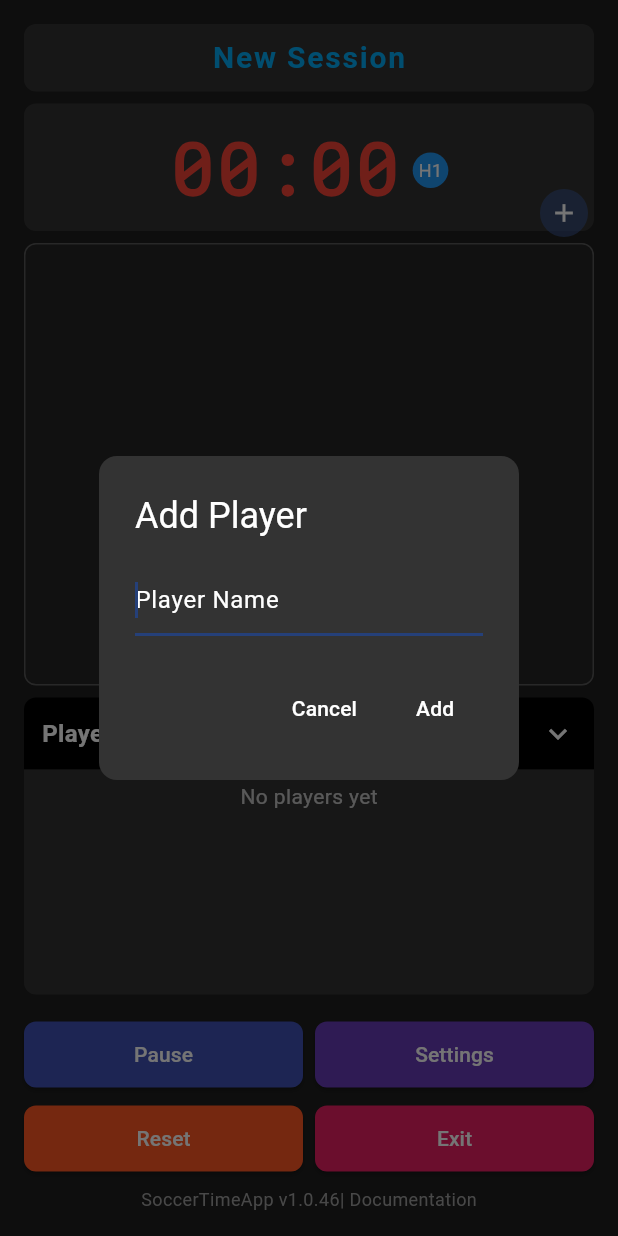
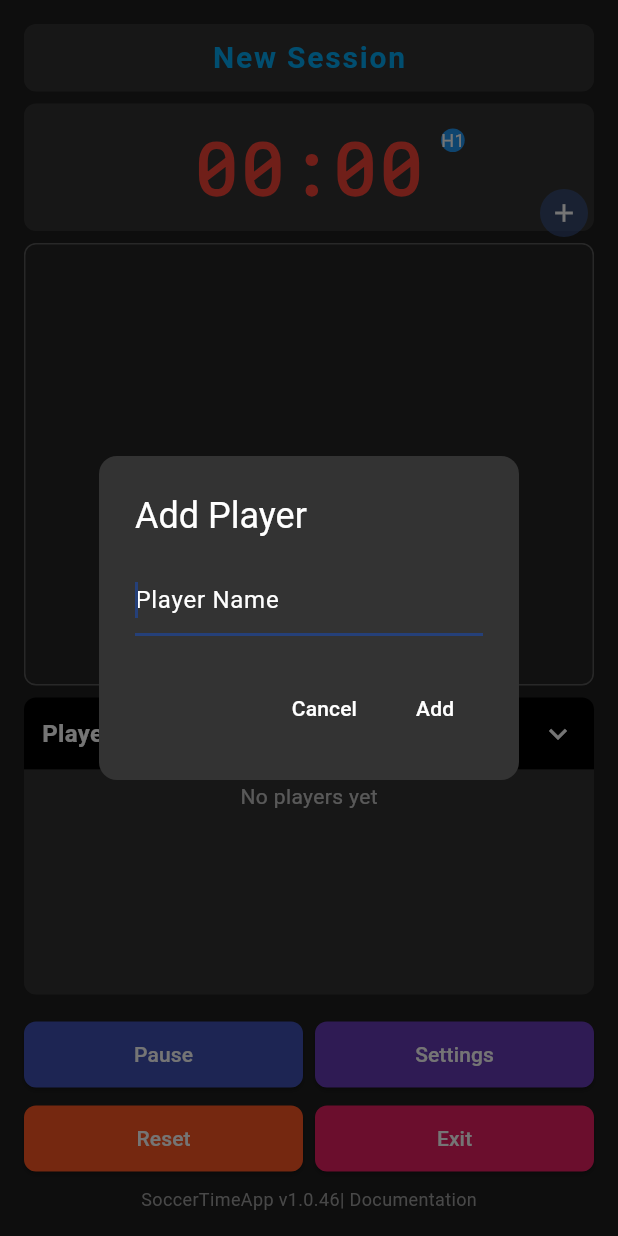
Before and after one commit to troubleshootme/SoccerTimeApp, a Flutter app: the MainScreen screen opened directly, after a tap on the "add" icon, on a phone screen of 412 x 824 dp. Run offline on Flutter 3.47's test engine with Material 3 defaults, Android fonts, the phone set to English and light mode, and no system bars; our stand-ins replace audioplayers, csv, shared_preferences, sqflite, sqflite_common_ffi; accounts and stored records are empty.

Commit message:
timer bug

```diff
--- a/soccertimeapp/lib/screens/main_screen.dart
+++ b/soccertimeapp/lib/screens/main_screen.dart
@@ -126,7 +126,7 @@ class _MainScreenState extends State<MainScreen> with WidgetsBindingObserver {
 
       if (!_isPaused && hasActivePlayer && mounted) {
         setState(() {
-          _matchTime++;
+          if (mounted) _matchTime++;
           // Only update the session match time every second (every other timer tick)
           if (_matchTime % 2 == 0) {
             final seconds = _matchTime ~/ 2;
@@ -243,6 +243,7 @@ class _MainScreenState extends State<MainScreen> with WidgetsBindingObserver {
     showDialog(
       context: context,
       builder: (context) => AlertDialog(
+        key: UniqueKey(),
         title: Text('Add Player'),
         content: TextField(
           controller: textController,
@@ -258,8 +259,9 @@ class _MainScreenState extends State<MainScreen> with WidgetsBindingObserver {
                 // Close dialog and update state
                 if (context.mounted) {
                   Navigator.pop(context);
-                  // Force rebuild to ensure UI is updated with new player
-                  setState(() {});
+                  WidgetsBinding.instance.addPostFrameCallback((_) {
+                    if (mounted) _safeSetState(() {});
+                  });
 
                   // Reopen dialog for quick adding of multiple players
                   Future.delayed(Duration(milliseconds: 100), () {
@@ -268,10 +270,11 @@ class _MainScreenState extends State<MainScreen> with WidgetsBindingObserver {
                 }
               } catch (e) {
                 print('Error adding player: $e');
-                // Show error message but keep dialog open
+                if (context.mounted) {
                   ScaffoldMessenger.of(context).showSnackBar(
                     SnackBar(content: Text('Could not add player: $e'))
                   );
+                }
               }
             }
           },
@@ -291,15 +294,17 @@ class _MainScreenState extends State<MainScreen> with WidgetsBindingObserver {
                   // Close dialog and update state
                   if (context.mounted) {
                     Navigator.pop(context);
-                    // Force rebuild to ensure UI is updated with new player
-                    setState(() {});
+                    WidgetsBinding.instance.addPostFrameCallback((_) {
+                      if (mounted) _safeSetState(() {});
+                    });
                   }
                 } catch (e) {
                   print('Error adding player: $e');
-                  // Show error message but keep dialog open
+                  if (context.mounted) {
                     ScaffoldMessenger.of(context).showSnackBar(
                       SnackBar(content: Text('Could not add player: $e'))
                     );
+                  }
                 }
               }
             },
@@ -307,10 +312,7 @@ class _MainScreenState extends State<MainScreen> with WidgetsBindingObserver {
           ),
         ],
       ),
-    ).then((_) {
-      // Clear the text controller when dialog is closed
-      textController.dispose();
-    });
+    ).then((_) => null);
   }
 
   // Toggle expansion state of the player table
@@ -327,7 +329,7 @@ class _MainScreenState extends State<MainScreen> with WidgetsBindingObserver {
     int playerTime = player.totalTime;
     if (player.active && !_isPaused) {
       // Add current active time
-      final timeElapsed = (DateTime.now().millisecondsSinceEpoch - player.startTime) ~/ 1000;
+      final timeElapsed = (DateTime.now().millisecondsSinceEpoch - player.startTime) ~/ 1000; // Ensure seconds
       playerTime += timeElapsed;
     }
     return playerTime;
@@ -597,12 +599,12 @@ class _MainScreenState extends State<MainScreen> with WidgetsBindingObserver {
                           ),
                           child: Column(
                             children: [
-                              // Using Row with centered subcontainer instead of Stack
-                              Row(
-                                mainAxisAlignment: MainAxisAlignment.center,
+                              // Stack to separate timer centering and period positioning
+                              Stack(
+                                alignment: Alignment.center,
                                 children: [
-                                  // Match timer in its own centered subcontainer
-                                  Container(
+                                  // Center the match timer independently
+                                  Center(
                                     child: Text(
                                       _formatTime(_matchTime ~/ 2),
                                       style: TextStyle(
@@ -614,10 +616,13 @@ class _MainScreenState extends State<MainScreen> with WidgetsBindingObserver {
                                       ),
                                     ),
                                   ),
-                                  // Period indicator as a separate element next to the timer
-                                  Container(
-                                    margin: EdgeInsets.only(left: 8, top: 4),
+                                  // Position the period indicator to the right of the timer
+                                  Positioned(
+                                    left: MediaQuery.of(context).size.width / 2 + 60, // Adjust offset as needed
+                                    top: 4,
+                                    child: Padding(
                                       padding: EdgeInsets.all(4),
+                                      child: Container(
                                         decoration: BoxDecoration(
                                           color: Colors.blue,
                                           shape: BoxShape.circle,
@@ -629,6 +634,8 @@ class _MainScreenState extends State<MainScreen> with WidgetsBindingObserver {
                                           style: TextStyle(
                                             color: Colors.white,
                                             fontSize: 12,
+                                          ),
+                                        ),
                                       ),
                                     ),
                                   ),
```
Lines whose indentation alone changed are shown as unchanged.
